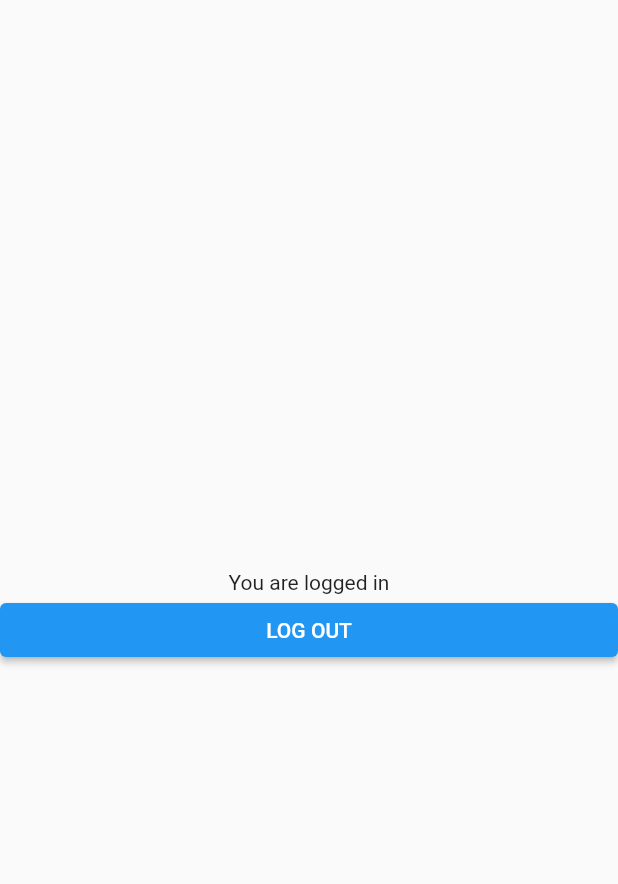
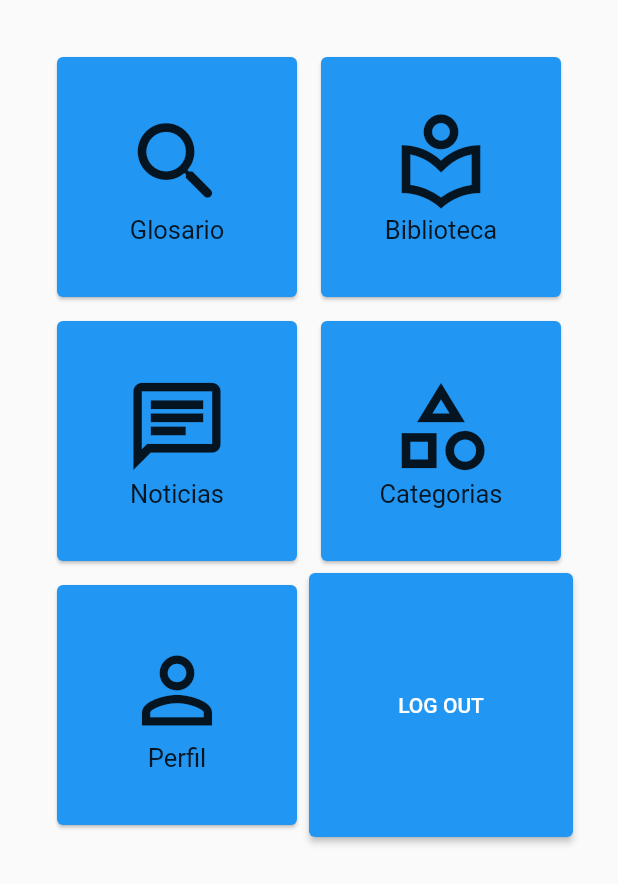
Before and after one commit to MAFITGroup/lsu_app, a Flutter app: the screen it shows once a user with an empty profile is signed in, after a tap on "LOG OUT", on a phone screen of 412 x 824 dp. Shown: the top 884 px of the screen. Run offline on Flutter 3.47's test engine with Material 2 defaults, Android fonts, the phone set to English and light mode, and no system bars; our stand-ins replace cloud_firestore, firebase_auth, firebase_core; accounts and stored records are empty.

Commit message:
Agregado de config para deploy en Android Studio. Se agregar usuario a base de datos cada vez de creado. Correcciones de Login Agregado de Pagina Inicial con secciones

```diff
--- /dev/null
+++ b/lib/modelo/Usuario.dart
@@ -0,0 +1,13 @@
+class Usuario {
+  String uid;
+  String correo;
+  String nombreCompleto;
+  String telefono;
+  String localidad;
+  String especialidad;
+  bool esAdministrador;
+
+
+  Usuario(this.uid, this.correo, this.nombreCompleto, this.telefono,
+      this.localidad, this.especialidad, this.esAdministrador);
+}
--- a/lib/pantallas/PaginInicial.dart
+++ b/lib/pantallas/PaginInicial.dart
@@ -1,7 +1,6 @@
 import 'package:flutter/cupertino.dart';
 import 'package:flutter/material.dart';
 import 'package:lsu_app/servicios/AuthService.dart';
-
 
 class PaginaInicial extends StatefulWidget {
   @override
@@ -12,13 +11,64 @@ class _PaginaInicialState extends State<PaginaInicial> {
   @override
   Widget build(BuildContext context) {
     return Scaffold(
-        body: Column(mainAxisAlignment: MainAxisAlignment.center, children: [
-          Text('You are logged in'),
-          ElevatedButton(
-              onPressed: () {
-                AuthService().signOut();
-              },
-              child: Center(child: Text('LOG OUT')))
-        ]));
+        body: Padding(
+      padding: const EdgeInsets.all(30.0),
+      child: Container(
+        // Menu de dos columnas
+        child: GridView.count(
+          crossAxisCount: 2,
+          children: [
+            Botonera(titulo: 'Glosario', icono: Icons.search_rounded),
+            Botonera(titulo: 'Biblioteca', icono: Icons.local_library_outlined),
+            Botonera(titulo: 'Noticias', icono: Icons.chat_outlined),
+            Botonera(titulo: 'Categorias', icono: Icons.category_outlined),
+            Botonera(titulo: 'Perfil', icono: Icons.person_outline),
+            ElevatedButton(
+                onPressed: () {
+                  AuthService().signOut();
+                },
+                child: Center(child: Text('LOG OUT')))
+          ],
+        ),
+      ),
+    ));
   }
 }
+
+class Botonera extends StatelessWidget {
+  final String titulo;
+  final IconData icono;
+
+  const Botonera({
+    Key key,
+    this.titulo,
+    this.icono,
+  }) : super(key: key);
+
+  @override
+  Widget build(BuildContext context) {
+    return Card(
+      color: Colors.blue,
+      margin: EdgeInsets.all(8.0),
+      child: InkWell(
+        onTap: () {},
+        splashColor: Colors.blue,
+        child: Center(
+          child: Column(
+            mainAxisSize: MainAxisSize.min,
+            children: [
+              Icon(
+                this.icono,
+                size: 70.0,
+              ),
+              Text(
+                titulo,
+                style: TextStyle(fontSize: 17),
+              )
+            ],
+          ),
+        ),
+      ),
+    );
+  }
+}
--- a/lib/pantallas/loginPage.dart
+++ b/lib/pantallas/loginPage.dart
@@ -41,10 +41,13 @@ class _LoginPageState extends State<LoginPage> {
   @override
   Widget build(BuildContext context) {
     return Scaffold(
-        body: Container(
-            height: MediaQuery.of(context).size.height,
-            width: MediaQuery.of(context).size.width,
-            child: Form(key: formKey, child: loginForm())));
+        body: Padding(
+          padding: const EdgeInsets.all(50),
+          child: Container(
+              height: MediaQuery.of(context).size.height,
+              width: MediaQuery.of(context).size.width,
+              child: Form(key: formKey, child: loginForm())),
+        ));
   }
 
   loginForm() {
--- a/lib/servicios/AuthService.dart
+++ b/lib/servicios/AuthService.dart
@@ -1,7 +1,9 @@
 import 'package:firebase_auth/firebase_auth.dart';
 import 'package:flutter/cupertino.dart';
+import 'package:lsu_app/modelo/Usuario.dart';
 import 'package:lsu_app/pantallas/PaginInicial.dart';
 import 'package:lsu_app/pantallas/loginPage.dart';
+import 'package:lsu_app/servicios/database.dart';
 
 import 'ErrorHandler.dart';
 
@@ -13,8 +15,9 @@ class AuthService {
         builder: (BuildContext context, snapshot) {
           if (snapshot.hasData) {
             return PaginaInicial();
-          } else
+          } else {
             return LoginPage();
+          }
         });
   }
 
@@ -28,17 +31,23 @@ class AuthService {
     FirebaseAuth.instance
         .signInWithEmailAndPassword(email: email, password: password)
         .then((val) {
-      print('signed in');
     }).catchError((e) {
       ErrorHandler().errorDialog(context, e);
     });
   }
 
-
   //Iniciar sesion con usuario nuevo
-  signUp(String email, String password) {
+  signUp(String email, String password, String nombreCompleto, String telefono,
+      String localidad, String especialidad, bool esAdministrador) {
     return FirebaseAuth.instance
-        .createUserWithEmailAndPassword(email: email, password: password);
+        .createUserWithEmailAndPassword(email: email, password: password)
+        .then((value) {
+      //creo mi nuevo usuario
+      Usuario usuario = new Usuario(value.user.uid, email, nombreCompleto,
+          telefono, localidad, especialidad, esAdministrador);
+      Database database = new Database();
+      database.crearUsuario(usuario);
+    });
   }
 
   //Resetear Password
```
Also changed, not shown: lib/pantallas/SignUpPage.dart (+33 -4 lines), lib/servicios/database.dart (added, +25 -0 lines), 5 other files.
